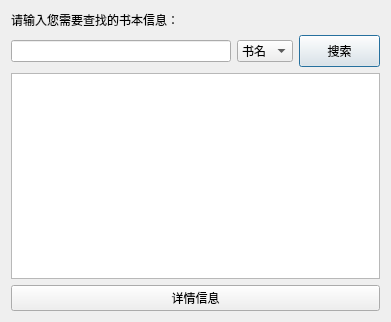
Old version of the form LiBrother/LiBrotherClient/userborrow.ui in the repository sxtyzhangzk/LiBrother.
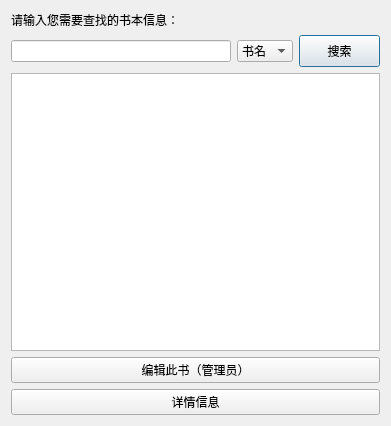
New version of the form.

The edit to the form file:
```diff
--- a/LiBrother/LiBrotherClient/userborrow.ui
+++ b/LiBrother/LiBrotherClient/userborrow.ui
@@ -7,7 +7,7 @@
     <x>0</x>
     <y>0</y>
     <width>391</width>
-    <height>322</height>
+    <height>426</height>
    </rect>
   </property>
   <property name="windowTitle">
@@ -58,6 +58,13 @@
    <item>
     <widget class="QListWidget" name="listWidget"/>
    </item>
+   <item>
+    <widget class="QPushButton" name="pushButton_2">
+     <property name="text">
+      <string>编辑此书（管理员）</string>
+     </property>
+    </widget>
+   </item>
    <item>
     <widget class="QPushButton" name="pushButton">
      <property name="text">
```
